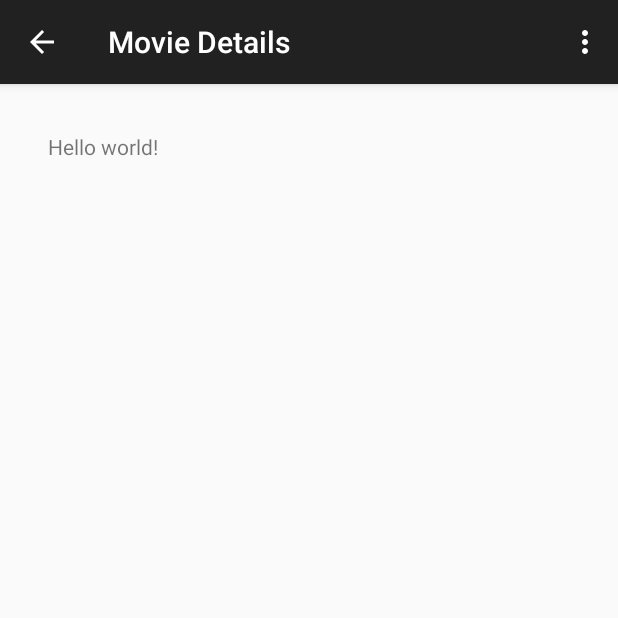
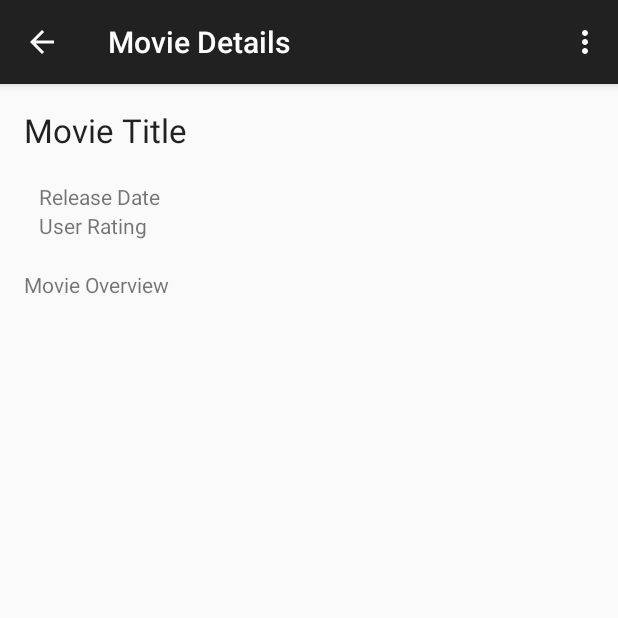
Before and after one commit to VTChevalier/GridViewE, an Android app: the DetailActivity screen opened directly, with no data from a screen before it, on a phone screen of 412 x 824 dp, the top half of it. Run offline under Robolectric (Android 15) with nearby library versions, the phone set to English and light mode, and no system bars; our stand-ins replace Picasso; pictures from the network do not load; 5 statements that could not run were skipped.

```diff
--- a/app/src/main/res/layout/fragment_detail.xml
+++ b/app/src/main/res/layout/fragment_detail.xml
@@ -1,18 +1,73 @@
-<RelativeLayout
+<TableLayout
     xmlns:android="http://schemas.android.com/apk/res/android"
     xmlns:tools="http://schemas.android.com/tools"
     android:layout_width="match_parent"
     android:layout_height="match_parent"
-    android:paddingLeft="@dimen/activity_horizontal_margin"
-    android:paddingRight="@dimen/activity_horizontal_margin"
-    android:paddingTop="@dimen/activity_vertical_margin"
-    android:paddingBottom="@dimen/activity_vertical_margin"
+    android:paddingLeft="0dp"
+    android:paddingRight="0dp"
+    android:paddingTop="0dp"
+    android:paddingBottom="0dp"
     tools:context="com.example.android.sunshine.app.DetailActivityFragment">
+    <TextView
+        android:id="@+id/movie_title"
+        android:text="Movie Title"
+        android:layout_width="wrap_content"
+        android:layout_height="wrap_content"
+        android:textAppearance="?android:attr/textAppearanceLarge" />
+    <TableRow
+        android:id="@+id/mainHeaderTable"
+        android:layout_width="wrap_content"
+        android:layout_height="wrap_content"
+        android:paddingTop="20dp"
+        android:paddingBottom="20dp">>
 
-    <TextView
-        android:id="@+id/detail_text"
-        android:text="@string/hello_world"
-        android:layout_width="wrap_content"
-        android:layout_height="wrap_content" />
+        <ImageView
+            android:id="@+id/movie_image"
+            android:layout_width="wrap_content"
+            android:layout_height="wrap_content"/>
 
-</RelativeLayout>
+
+            <LinearLayout
+                android:orientation="vertical"
+                android:layout_width="wrap_content"
+                android:layout_height="wrap_content"
+                android:paddingLeft="10dp">
+
+
+                <Space
+                    android:layout_width="match_parent"
+                    android:layout_height="wrap_content"
+                    android:paddingTop="20dp"
+                    android:paddingBottom="20dp" />
+
+            <TextView
+                android:id="@+id/movie_release_date"
+                android:text="Release Date"
+                android:layout_width="wrap_content"
+                android:layout_height="wrap_content"
+                android:textAppearance="?android:attr/textAppearanceSmall"
+                android:gravity="left" />
+
+
+
+                <TextView
+                android:id="@+id/movie_user_rating"
+                android:text="User Rating"
+                android:layout_width="wrap_content"
+                android:layout_height="wrap_content"
+                android:textAppearance="?android:attr/textAppearanceSmall"
+                android:gravity="left" />
+</LinearLayout>
+    </TableRow>
+
+
+
+        <TextView
+            android:id="@+id/movie_overview"
+            android:text="Movie Overview"
+            android:layout_width="wrap_content"
+            android:layout_height="wrap_content"
+            android:textAppearance="?android:attr/textAppearanceSmall"
+            android:layout_gravity="center"/>
+
+</TableLayout>
```
Also changed, not shown: app/src/main/java/com/example/android/popularmovies/DetailActivity.java (+12 -4 lines), app/src/main/java/com/example/android/popularmovies/MainActivity.java (+21 -3 lines), app/src/main/java/com/example/android/popularmovies/MainFragment.java (+3 -4 lines), app/src/main/res/menu/menu_main.xml (+15 -3 lines), 1 other file.
